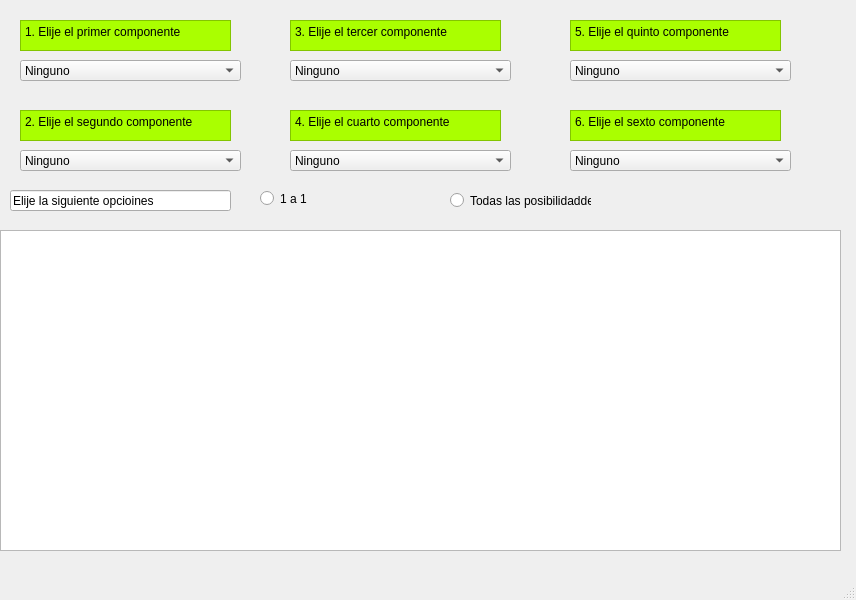
nestortada/GUI_Filtrar, file QT_Designer/Modificar.ui: the form before one commit.
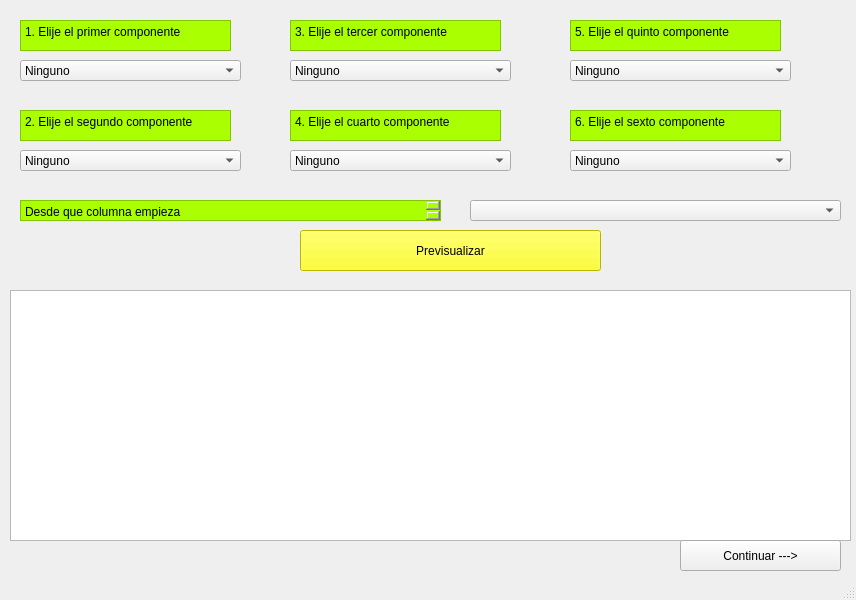
The form after the commit.

The edit to the form file:
```diff
--- a/QT_Designer/Modificar.ui
+++ b/QT_Designer/Modificar.ui
@@ -203,55 +203,75 @@
      <string>6. Elije el sexto componente</string>
     </property>
    </widget>
-   <widget class="QLineEdit" name="lineEdit">
-    <property name="geometry">
-     <rect>
-      <x>10</x>
-      <y>190</y>
-      <width>221</width>
-      <height>21</height>
-     </rect>
-    </property>
-    <property name="text">
-     <string>Elije la siguiente opcioines</string>
-    </property>
-   </widget>
-   <widget class="QRadioButton" name="Uno">
-    <property name="geometry">
-     <rect>
-      <x>260</x>
-      <y>190</y>
-      <width>82</width>
-      <height>17</height>
-     </rect>
-    </property>
-    <property name="text">
-     <string>1 a 1</string>
-    </property>
-   </widget>
-   <widget class="QRadioButton" name="Todos">
-    <property name="geometry">
-     <rect>
-      <x>450</x>
-      <y>190</y>
-      <width>141</width>
-      <height>21</height>
-     </rect>
-    </property>
-    <property name="text">
-     <string>Todas las posibilidaddes</string>
-    </property>
-   </widget>
    <widget class="QTableWidget" name="Vista">
     <property name="geometry">
      <rect>
-      <x>0</x>
-      <y>230</y>
+      <x>10</x>
+      <y>290</y>
       <width>841</width>
-      <height>321</height>
+      <height>251</height>
      </rect>
     </property>
    </widget>
+   <widget class="QPlainTextEdit" name="plainTextEdit_7">
+    <property name="geometry">
+     <rect>
+      <x>20</x>
+      <y>200</y>
+      <width>421</width>
+      <height>21</height>
+     </rect>
+    </property>
+    <property name="styleSheet">
+     <string notr="true">background-color: rgb(170, 255, 0);</string>
+    </property>
+    <property name="plainText">
+     <string>Desde que columna empieza</string>
+    </property>
+   </widget>
+   <widget class="QComboBox" name="comboBox">
+    <property name="geometry">
+     <rect>
+      <x>470</x>
+      <y>200</y>
+      <width>371</width>
+      <height>21</height>
+     </rect>
+    </property>
+    <property name="editable">
+     <bool>false</bool>
+    </property>
+   </widget>
+   <widget class="QPushButton" name="pushButton">
+    <property name="geometry">
+     <rect>
+      <x>680</x>
+      <y>540</y>
+      <width>161</width>
+      <height>31</height>
+     </rect>
+    </property>
+    <property name="text">
+     <string>Continuar ---&gt;</string>
+    </property>
+   </widget>
+   <widget class="QPushButton" name="B_pre">
+    <property name="geometry">
+     <rect>
+      <x>300</x>
+      <y>230</y>
+      <width>301</width>
+      <height>41</height>
+     </rect>
+    </property>
+    <property name="styleSheet">
+     <string notr="true">background-color: rgb(255, 255, 0);
+font: 75 16pt &quot;MS Shell Dlg 2&quot;;</string>
+    </property>
+    <property name="text">
+     <string>Previsualizar</string>
+    </property>
+   </widget>
   </widget>
   <widget class="QStatusBar" name="statusbar"/>
  </widget>
```
